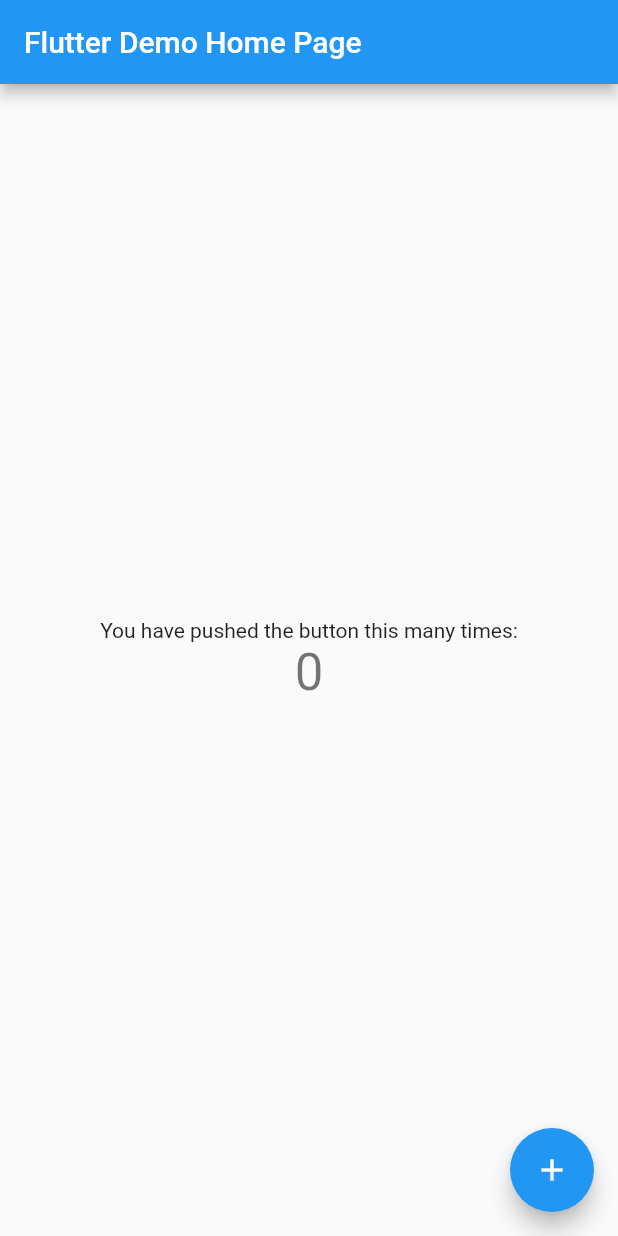
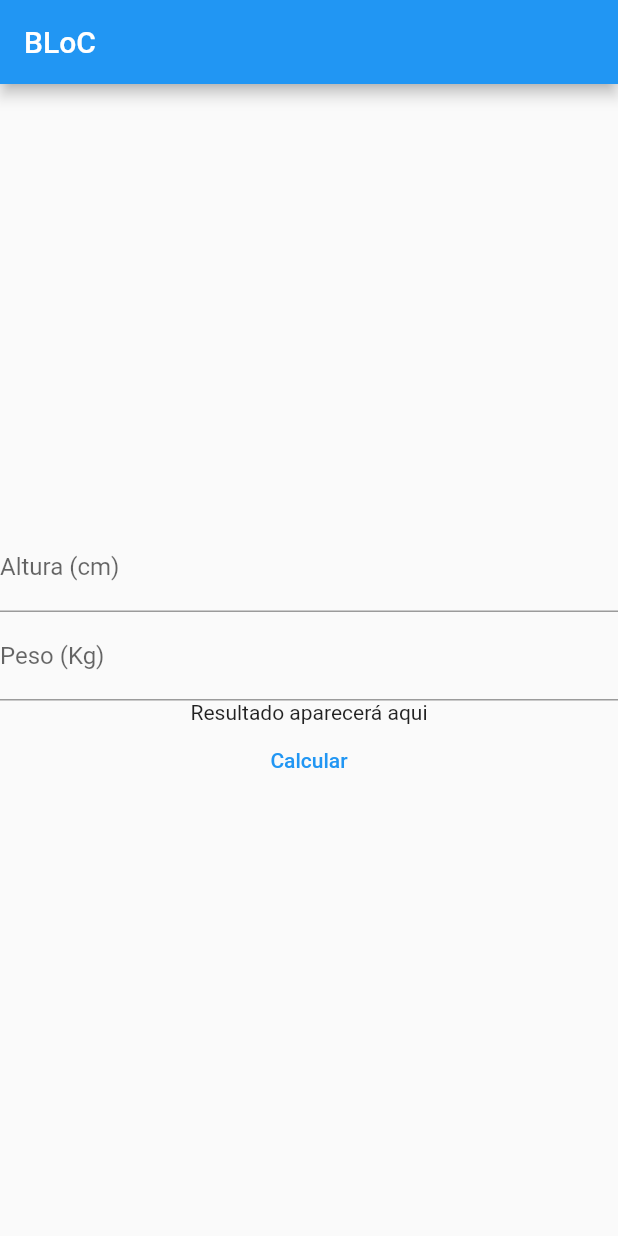
Before and after one commit to JoaoRafa19/DTI001, a Flutter app: the screen it shows after launch, on a phone screen of 412 x 824 dp. Run offline on Flutter 3.47's test engine with Material 2 defaults, Android fonts, the phone set to English and light mode, and no system bars.

Commit message:
calcula o imc e retorna na tela

```diff
--- /dev/null
+++ b/lib/controllers/imc.bloc.dart
@@ -0,0 +1,33 @@
+import 'dart:async';
+import 'dart:math';
+
+import 'package:flutter/material.dart';
+
+class IMCBLoC {
+  String resultado = "Resultado aparecerá aqui";
+  TextEditingController controllerAltura = TextEditingController();
+  TextEditingController controllerPeso = TextEditingController();
+
+  StreamController _streamController = StreamController<String>();
+
+  Stream get output => _streamController.stream;
+  Sink get input => _streamController.sink;
+
+  String calculaImc() {
+    double alturaEmMetros = int.parse(controllerAltura.text) / 100;
+    double peso = double.parse(controllerPeso.text);
+    double imc = peso / pow(alturaEmMetros, 2);
+    if (imc < 18.5)
+      resultado = "Abaixo do peso";
+    else if (imc < 24.9)
+      resultado = "Normal";
+    else if (imc < 29)
+      resultado = "Sobrepeso I";
+    else if (imc < 39.9)
+      resultado = "Obesidade II";
+    else if (imc > 40) resultado = "Obesidade Grave III";
+
+    input.add(resultado);
+    return resultado;
+  }
+}
--- a/lib/main.dart
+++ b/lib/main.dart
@@ -1,113 +1,19 @@
 import 'package:flutter/material.dart';
+import 'package:imc_bloc/view/home.page.dart';
 
 void main() {
   runApp(MyApp());
 }
 
 class MyApp extends StatelessWidget {
-  // This widget is the root of your application.
   @override
   Widget build(BuildContext context) {
     return MaterialApp(
       title: 'Flutter Demo',
       theme: ThemeData(
-        // This is the theme of your application.
-        //
-        // Try running your application with "flutter run". You'll see the
-        // application has a blue toolbar. Then, without quitting the app, try
-        // changing the primarySwatch below to Colors.green and then invoke
-        // "hot reload" (press "r" in the console where you ran "flutter run",
-        // or simply save your changes to "hot reload" in a Flutter IDE).
-        // Notice that the counter didn't reset back to zero; the application
-        // is not restarted.
         primarySwatch: Colors.blue,
       ),
-      home: MyHomePage(title: 'Flutter Demo Home Page'),
+      home: MyHomePage(),
     );
   }
 }
-
-class MyHomePage extends StatefulWidget {
-  MyHomePage({Key? key, required this.title}) : super(key: key);
-
-  // This widget is the home page of your application. It is stateful, meaning
-  // that it has a State object (defined below) that contains fields that affect
-  // how it looks.
-
-  // This class is the configuration for the state. It holds the values (in this
-  // case the title) provided by the parent (in this case the App widget) and
-  // used by the build method of the State. Fields in a Widget subclass are
-  // always marked "final".
-
-  final String title;
-
-  @override
-  _MyHomePageState createState() => _MyHomePageState();
-}
-
-class _MyHomePageState extends State<MyHomePage> {
-  int _counter = 0;
-
-  void _incrementCounter() {
-    setState(() {
-      // This call to setState tells the Flutter framework that something has
-      // changed in this State, which causes it to rerun the build method below
-      // so that the display can reflect the updated values. If we changed
-      // _counter without calling setState(), then the build method would not be
-      // called again, and so nothing would appear to happen.
-      _counter++;
-    });
-  }
-
-  @override
-  Widget build(BuildContext context) {
-    // This method is rerun every time setState is called, for instance as done
-    // by the _incrementCounter method above.
-    //
-    // The Flutter framework has been optimized to make rerunning build methods
-    // fast, so that you can just rebuild anything that needs updating rather
-    // than having to individually change instances of widgets.
-    return Scaffold(
-      appBar: AppBar(
-        // Here we take the value from the MyHomePage object that was created by
-        // the App.build method, and use it to set our appbar title.
-        title: Text(widget.title),
-      ),
-      body: Center(
-        // Center is a layout widget. It takes a single child and positions it
-        // in the middle of the parent.
-        child: Column(
-          // Column is also a layout widget. It takes a list of children and
-          // arranges them vertically. By default, it sizes itself to fit its
-          // children horizontally, and tries to be as tall as its parent.
-          //
-          // Invoke "debug painting" (press "p" in the console, choose the
-          // "Toggle Debug Paint" action from the Flutter Inspector in Android
-          // Studio, or the "Toggle Debug Paint" command in Visual Studio Code)
-          // to see the wireframe for each widget.
-          //
-          // Column has various properties to control how it sizes itself and
-          // how it positions its children. Here we use mainAxisAlignment to
-          // center the children vertically; the main axis here is the vertical
-          // axis because Columns are vertical (the cross axis would be
-          // horizontal).
-          mainAxisAlignment: MainAxisAlignment.center,
-          children: <Widget>[
-            Text(
-              'You have pushed the button this many times:',
-            ),
-            Text(
-              '$_counter',
-              style: Theme.of(context).textTheme.headline4,
-            ),
-          ],
-        ),
-      ),
-      floatingActionButton: FloatingActionButton(
-        onPressed: _incrementCounter,
-        tooltip: 'Increment',
-        child: Icon(Icons.add),
-      ), // This trailing comma makes auto-formatting nicer for build methods.
-    );
-  }
-}
--- /dev/null
+++ b/lib/view/home.page.dart
@@ -0,0 +1,49 @@
+import 'package:flutter/cupertino.dart';
+import 'package:flutter/material.dart';
+import 'package:imc_bloc/controllers/imc.bloc.dart';
+
+class MyHomePage extends StatelessWidget {
+  final IMCBLoC bloc = IMCBLoC();
+
+  @override
+  Widget build(BuildContext context) {
+    return Scaffold(
+      appBar: AppBar(
+        title: Text("BLoC"),
+      ),
+      body: Center(
+        child: Column(
+          mainAxisAlignment: MainAxisAlignment.center,
+          children: <Widget>[
+            TextFormField(
+              controller: bloc.controllerAltura,
+              keyboardType: TextInputType.number,
+              style: TextStyle(),
+              decoration: InputDecoration(labelText: "Altura (cm) "),
+            ),
+            TextFormField(
+              controller: bloc.controllerPeso,
+              keyboardType: TextInputType.number,
+              style: TextStyle(),
+              decoration: InputDecoration(labelText: "Peso (Kg) "),
+            ),
+            StreamBuilder(
+                stream: bloc.output,
+                builder: (context, snapshot) {
+                  return Text(
+                    bloc.resultado,
+                  );
+                }),
+            TextButton(
+              onPressed: () => bloc.calculaImc(),
+              child: Text("Calcular"),
+              style: ButtonStyle(
+                alignment: Alignment.center,
+              ),
+            )
+          ],
+        ),
+      ),
+    );
+  }
+}
```
